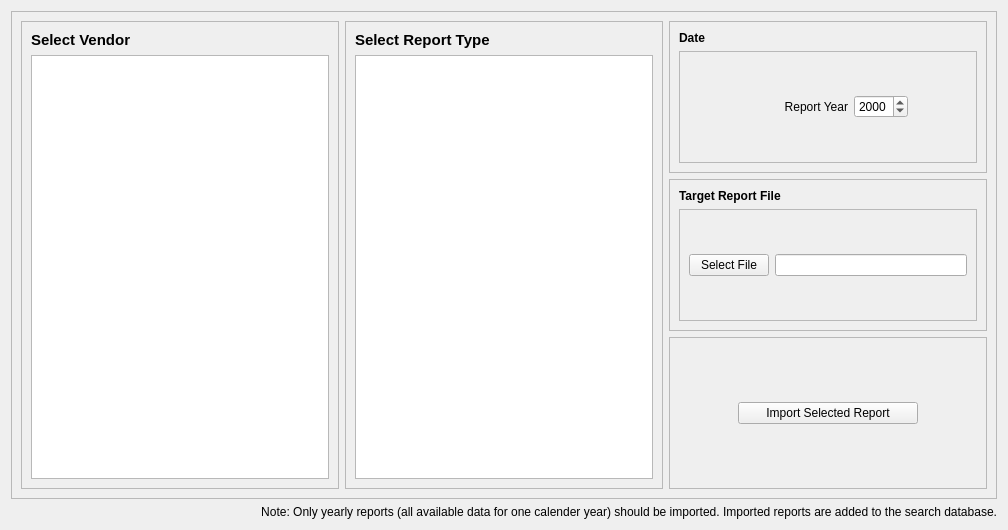
Qt form ui/ImportReportTab.ui (CS-4820-Library-Project/COUNTER-5-Report-Tool-2020-5.0) before a commit.
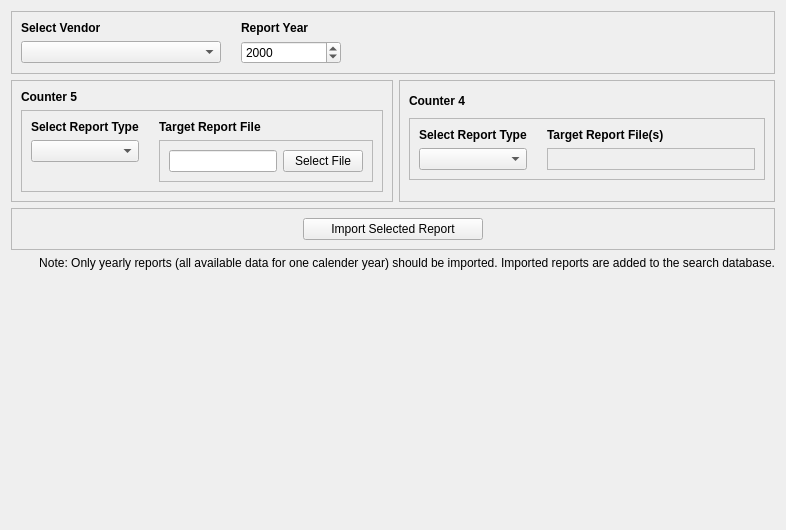
The same form after that commit. Icons and pictures are not drawn.

Commit message: Updated import ui to accept counter 4

Diff of the .ui file:
```diff
--- a/ui/ImportReportTab.ui
+++ b/ui/ImportReportTab.ui
@@ -6,7 +6,7 @@
    <rect>
     <x>0</x>
     <y>0</y>
-    <width>1008</width>
+    <width>786</width>
     <height>530</height>
    </rect>
   </property>
@@ -18,151 +18,145 @@
     <normaloff>:/ui/resources/tab_icons/import_report_icon.png</normaloff>:/ui/resources/tab_icons/import_report_icon.png</iconset>
   </property>
   <layout class="QVBoxLayout" name="verticalLayout">
+   <item>
+    <widget class="QFrame" name="frame_21">
+     <property name="sizePolicy">
+      <sizepolicy hsizetype="Preferred" vsizetype="Fixed">
+       <horstretch>0</horstretch>
+       <verstretch>0</verstretch>
+      </sizepolicy>
+     </property>
+     <property name="minimumSize">
+      <size>
+       <width>200</width>
+       <height>0</height>
+      </size>
+     </property>
+     <property name="frameShape">
+      <enum>QFrame::StyledPanel</enum>
+     </property>
+     <layout class="QGridLayout" name="gridLayout">
+      <property name="horizontalSpacing">
+       <number>20</number>
+      </property>
+      <item row="0" column="0">
+       <widget class="QLabel" name="label_18">
+        <property name="minimumSize">
+         <size>
+          <width>200</width>
+          <height>0</height>
+         </size>
+        </property>
+        <property name="font">
+         <font>
+          <weight>75</weight>
+          <bold>true</bold>
+         </font>
+        </property>
+        <property name="text">
+         <string>Select Vendor</string>
+        </property>
+       </widget>
+      </item>
+      <item row="1" column="0">
+       <widget class="QComboBox" name="vendor_combo_box"/>
+      </item>
+      <item row="0" column="1">
+       <widget class="QLabel" name="label_19">
+        <property name="minimumSize">
+         <size>
+          <width>100</width>
+          <height>0</height>
+         </size>
+        </property>
+        <property name="font">
+         <font>
+          <weight>75</weight>
+          <bold>true</bold>
+         </font>
+        </property>
+        <property name="text">
+         <string>Report Year</string>
+        </property>
+       </widget>
+      </item>
+      <item row="1" column="1">
+       <widget class="QDateEdit" name="report_year_date_edit">
+        <property name="displayFormat">
+         <string>yyyy</string>
+        </property>
+       </widget>
+      </item>
+      <item row="0" column="2" rowspan="2">
+       <spacer name="horizontalSpacer_3">
+        <property name="orientation">
+         <enum>Qt::Horizontal</enum>
+        </property>
+        <property name="sizeHint" stdset="0">
+         <size>
+          <width>40</width>
+          <height>20</height>
+         </size>
+        </property>
+       </spacer>
+      </item>
+     </layout>
+    </widget>
+   </item>
    <item>
     <widget class="QFrame" name="frame">
-     <property name="frameShape">
-      <enum>QFrame::StyledPanel</enum>
+     <property name="sizePolicy">
+      <sizepolicy hsizetype="Preferred" vsizetype="Fixed">
+       <horstretch>0</horstretch>
+       <verstretch>0</verstretch>
+      </sizepolicy>
      </property>
-     <layout class="QHBoxLayout" name="horizontalLayout_2">
+     <layout class="QHBoxLayout" name="horizontalLayout">
+      <property name="leftMargin">
+       <number>0</number>
+      </property>
+      <property name="topMargin">
+       <number>0</number>
+      </property>
+      <property name="rightMargin">
+       <number>0</number>
+      </property>
+      <property name="bottomMargin">
+       <number>0</number>
+      </property>
       <item>
-       <widget class="QFrame" name="frame_21">
-        <property name="sizePolicy">
-         <sizepolicy hsizetype="Expanding" vsizetype="Expanding">
-          <horstretch>0</horstretch>
-          <verstretch>0</verstretch>
-         </sizepolicy>
-        </property>
-        <property name="minimumSize">
-         <size>
-          <width>200</width>
-          <height>0</height>
-         </size>
-        </property>
+       <widget class="QFrame" name="frame_17">
         <property name="frameShape">
          <enum>QFrame::StyledPanel</enum>
         </property>
-        <layout class="QVBoxLayout" name="verticalLayout_12">
+        <layout class="QVBoxLayout" name="verticalLayout_24">
          <item>
-          <widget class="QLabel" name="label_18">
+          <widget class="QLabel" name="label_2">
            <property name="font">
             <font>
-             <family>Segoe UI</family>
-             <pointsize>11</pointsize>
              <weight>75</weight>
              <bold>true</bold>
             </font>
            </property>
            <property name="text">
-            <string>Select Vendor</string>
+            <string>Counter 5</string>
            </property>
           </widget>
          </item>
          <item>
-          <widget class="QListView" name="vendors_list_view_import">
-           <property name="font">
-            <font>
-             <family>Segoe UI</family>
-             <pointsize>11</pointsize>
-            </font>
-           </property>
-           <property name="alternatingRowColors">
-            <bool>true</bool>
-           </property>
-          </widget>
-         </item>
-        </layout>
-       </widget>
-      </item>
-      <item>
-       <widget class="QFrame" name="frame_20">
-        <property name="sizePolicy">
-         <sizepolicy hsizetype="Expanding" vsizetype="Expanding">
-          <horstretch>0</horstretch>
-          <verstretch>0</verstretch>
-         </sizepolicy>
-        </property>
-        <property name="minimumSize">
-         <size>
-          <width>200</width>
-          <height>0</height>
-         </size>
-        </property>
-        <property name="frameShape">
-         <enum>QFrame::StyledPanel</enum>
-        </property>
-        <layout class="QVBoxLayout" name="verticalLayout_11">
-         <item>
-          <widget class="QLabel" name="label_17">
-           <property name="font">
-            <font>
-             <family>Segoe UI</family>
-             <pointsize>11</pointsize>
-             <weight>75</weight>
-             <bold>true</bold>
-            </font>
-           </property>
-           <property name="text">
-            <string>Select Report Type</string>
-           </property>
-          </widget>
-         </item>
-         <item>
-          <widget class="QListView" name="report_types_list_view_import">
-           <property name="font">
-            <font>
-             <family>Segoe UI</family>
-             <pointsize>11</pointsize>
-            </font>
-           </property>
-           <property name="alternatingRowColors">
-            <bool>true</bool>
-           </property>
-          </widget>
-         </item>
-        </layout>
-       </widget>
-      </item>
-      <item>
-       <widget class="QFrame" name="frame_22">
-        <property name="sizePolicy">
-         <sizepolicy hsizetype="Expanding" vsizetype="Expanding">
-          <horstretch>0</horstretch>
-          <verstretch>0</verstretch>
-         </sizepolicy>
-        </property>
-        <property name="minimumSize">
-         <size>
-          <width>200</width>
-          <height>0</height>
-         </size>
-        </property>
-        <layout class="QVBoxLayout" name="verticalLayout_13">
-         <property name="leftMargin">
-          <number>0</number>
-         </property>
-         <property name="topMargin">
-          <number>0</number>
-         </property>
-         <property name="rightMargin">
-          <number>0</number>
-         </property>
-         <property name="bottomMargin">
-          <number>0</number>
-         </property>
-         <item>
-          <widget class="QFrame" name="frame_17">
+          <widget class="QFrame" name="frame_2">
            <property name="frameShape">
             <enum>QFrame::StyledPanel</enum>
            </property>
-           <layout class="QVBoxLayout" name="verticalLayout_24">
-            <item>
-             <widget class="QLabel" name="label_16">
-              <property name="sizePolicy">
-               <sizepolicy hsizetype="Preferred" vsizetype="Fixed">
-                <horstretch>0</horstretch>
-                <verstretch>0</verstretch>
-               </sizepolicy>
-              </property>
+           <property name="frameShadow">
+            <enum>QFrame::Raised</enum>
+           </property>
+           <layout class="QGridLayout" name="gridLayout_2">
+            <property name="horizontalSpacing">
+             <number>20</number>
+            </property>
+            <item row="0" column="0">
+             <widget class="QLabel" name="label_17">
               <property name="font">
                <font>
                 <weight>75</weight>
@@ -170,81 +164,14 @@
                </font>
               </property>
               <property name="text">
-               <string>Date</string>
+               <string>Select Report Type</string>
               </property>
              </widget>
             </item>
-            <item>
-             <widget class="QFrame" name="frame_19">
-              <property name="frameShape">
-               <enum>QFrame::StyledPanel</enum>
-              </property>
-              <layout class="QHBoxLayout" name="horizontalLayout_13">
-               <item>
-                <spacer name="horizontalSpacer">
-                 <property name="orientation">
-                  <enum>Qt::Horizontal</enum>
-                 </property>
-                 <property name="sizeHint" stdset="0">
-                  <size>
-                   <width>40</width>
-                   <height>20</height>
-                  </size>
-                 </property>
-                </spacer>
-               </item>
-               <item>
-                <widget class="QLabel" name="label_19">
-                 <property name="minimumSize">
-                  <size>
-                   <width>100</width>
-                   <height>0</height>
-                  </size>
-                 </property>
-                 <property name="text">
-                  <string>Report Year</string>
-                 </property>
-                 <property name="alignment">
-                  <set>Qt::AlignRight|Qt::AlignTrailing|Qt::AlignVCenter</set>
-                 </property>
-                </widget>
-               </item>
-               <item>
-                <widget class="QDateEdit" name="report_year_date_edit">
-                 <property name="displayFormat">
-                  <string>yyyy</string>
-                 </property>
-                </widget>
-               </item>
-               <item>
-                <spacer name="horizontalSpacer_2">
-                 <property name="orientation">
-                  <enum>Qt::Horizontal</enum>
-                 </property>
-                 <property name="sizeHint" stdset="0">
-                  <size>
-                   <width>40</width>
-                   <height>20</height>
-                  </size>
-                 </property>
-                </spacer>
-               </item>
-              </layout>
-             </widget>
-            </item>
-           </layout>
-          </widget>
-         </item>
-         <item>
-          <widget class="QFrame" name="frame_18">
-           <property name="frameShape">
-            <enum>QFrame::StyledPanel</enum>
-           </property>
-           <layout class="QVBoxLayout" name="verticalLayout_25">
-            <item>
+            <item row="0" column="1">
              <widget class="QLabel" name="label_36">
               <property name="sizePolicy">
-               <sizepolicy hsizetype="Preferred" vsizetype="Fixed">
+               <sizepolicy hsizetype="Expanding" vsizetype="Preferred">
                 <horstretch>0</horstretch>
                 <verstretch>0</verstretch>
                </sizepolicy>
@@ -260,12 +187,19 @@
               </property>
              </widget>
             </item>
-            <item>
+            <item row="1" column="1">
              <widget class="QFrame" name="frame_38">
               <property name="frameShape">
                <enum>QFrame::StyledPanel</enum>
               </property>
               <layout class="QHBoxLayout" name="horizontalLayout_15">
+               <item>
+                <widget class="QLineEdit" name="selected_file_edit">
+                 <property name="readOnly">
+                  <bool>true</bool>
+                 </property>
+                </widget>
+               </item>
                <item>
                 <widget class="QPushButton" name="select_file_button">
                  <property name="sizePolicy">
@@ -279,53 +213,170 @@
                  </property>
                 </widget>
                </item>
-               <item>
-                <widget class="QLineEdit" name="selected_file_edit">
-                 <property name="readOnly">
-                  <bool>true</bool>
-                 </property>
-                </widget>
-               </item>
               </layout>
              </widget>
             </item>
+            <item row="1" column="0" alignment="Qt::AlignTop">
+             <widget class="QComboBox" name="c5_report_type_combo_box"/>
+            </item>
            </layout>
           </widget>
          </item>
          <item>
-          <widget class="QFrame" name="frame_24">
+          <spacer name="verticalSpacer_2">
+           <property name="orientation">
+            <enum>Qt::Vertical</enum>
+           </property>
+           <property name="sizeType">
+            <enum>QSizePolicy::MinimumExpanding</enum>
+           </property>
+           <property name="sizeHint" stdset="0">
+            <size>
+             <width>0</width>
+             <height>0</height>
+            </size>
+           </property>
+          </spacer>
+         </item>
+        </layout>
+       </widget>
+      </item>
+      <item>
+       <widget class="QFrame" name="frame_18">
+        <property name="frameShape">
+         <enum>QFrame::StyledPanel</enum>
+        </property>
+        <layout class="QVBoxLayout" name="verticalLayout_3">
+         <item>
+          <widget class="QLabel" name="label_3">
+           <property name="sizePolicy">
+            <sizepolicy hsizetype="Preferred" vsizetype="Fixed">
+             <horstretch>0</horstretch>
+             <verstretch>0</verstretch>
+            </sizepolicy>
+           </property>
+           <property name="font">
+            <font>
+             <weight>75</weight>
+             <bold>true</bold>
+            </font>
+           </property>
+           <property name="text">
+            <string>Counter 4</string>
+           </property>
+          </widget>
+         </item>
+         <item>
+          <widget class="QFrame" name="frame_3">
+           <property name="sizePolicy">
+            <sizepolicy hsizetype="Preferred" vsizetype="Fixed">
+             <horstretch>0</horstretch>
+             <verstretch>0</verstretch>
+            </sizepolicy>
+           </property>
            <property name="frameShape">
             <enum>QFrame::StyledPanel</enum>
            </property>
-           <layout class="QGridLayout" name="gridLayout_7">
+           <property name="frameShadow">
+            <enum>QFrame::Raised</enum>
+           </property>
+           <layout class="QGridLayout" name="gridLayout_3">
+            <property name="horizontalSpacing">
+             <number>20</number>
+            </property>
             <item row="0" column="0">
-             <widget class="QPushButton" name="import_report_button">
+             <widget class="QLabel" name="label_20">
+              <property name="font">
+               <font>
+                <weight>75</weight>
+                <bold>true</bold>
+               </font>
+              </property>
+              <property name="text">
+               <string>Select Report Type</string>
+              </property>
+             </widget>
+            </item>
+            <item row="0" column="1">
+             <widget class="QLabel" name="label_37">
               <property name="sizePolicy">
-               <sizepolicy hsizetype="Fixed" vsizetype="Fixed">
+               <sizepolicy hsizetype="Expanding" vsizetype="Fixed">
                 <horstretch>0</horstretch>
                 <verstretch>0</verstretch>
                </sizepolicy>
               </property>
-              <property name="maximumSize">
-               <size>
-                <width>180</width>
-                <height>16777215</height>
-               </size>
+              <property name="font">
+               <font>
+                <weight>75</weight>
+                <bold>true</bold>
+               </font>
               </property>
               <property name="text">
-               <string>Import Selected Report</string>
+               <string>Target Report File(s)</string>
               </property>
              </widget>
             </item>
+            <item row="1" column="1">
+             <widget class="QFrame" name="c4_files_frame">
+              <property name="frameShape">
+               <enum>QFrame::StyledPanel</enum>
+              </property>
+              <layout class="QHBoxLayout" name="horizontalLayout_16"/>
+             </widget>
+            </item>
+            <item row="1" column="0" alignment="Qt::AlignTop">
+             <widget class="QComboBox" name="c4_report_type_combo_box"/>
+            </item>
            </layout>
           </widget>
          </item>
+         <item>
+          <spacer name="verticalSpacer_3">
+           <property name="orientation">
+            <enum>Qt::Vertical</enum>
+           </property>
+          </spacer>
+         </item>
         </layout>
        </widget>
       </item>
      </layout>
     </widget>
    </item>
+   <item>
+    <widget class="QFrame" name="frame_24">
+     <property name="sizePolicy">
+      <sizepolicy hsizetype="Preferred" vsizetype="Fixed">
+       <horstretch>0</horstretch>
+       <verstretch>0</verstretch>
+      </sizepolicy>
+     </property>
+     <property name="frameShape">
+      <enum>QFrame::StyledPanel</enum>
+     </property>
+     <layout class="QGridLayout" name="gridLayout_7">
+      <item row="0" column="0">
+       <widget class="QPushButton" name="import_report_button">
+        <property name="sizePolicy">
+         <sizepolicy hsizetype="Fixed" vsizetype="Fixed">
+          <horstretch>0</horstretch>
+          <verstretch>0</verstretch>
+         </sizepolicy>
+        </property>
+        <property name="maximumSize">
+         <size>
+          <width>180</width>
+          <height>16777215</height>
+         </size>
+        </property>
+        <property name="text">
+         <string>Import Selected Report</string>
+        </property>
+       </widget>
+      </item>
+     </layout>
+    </widget>
+   </item>
    <item>
     <widget class="QLabel" name="label">
      <property name="text">
@@ -336,6 +387,19 @@
      </property>
     </widget>
    </item>
+   <item>
+    <spacer name="verticalSpacer">
+     <property name="orientation">
+      <enum>Qt::Vertical</enum>
+     </property>
+     <property name="sizeHint" stdset="0">
+      <size>
+       <width>20</width>
+       <height>40</height>
+      </size>
+     </property>
+    </spacer>
+   </item>
   </layout>
  </widget>
  <tabstops>
```
Left out of the diff: 3 changed lines with no effect on the pictures. The commit also changes 4 other files.
